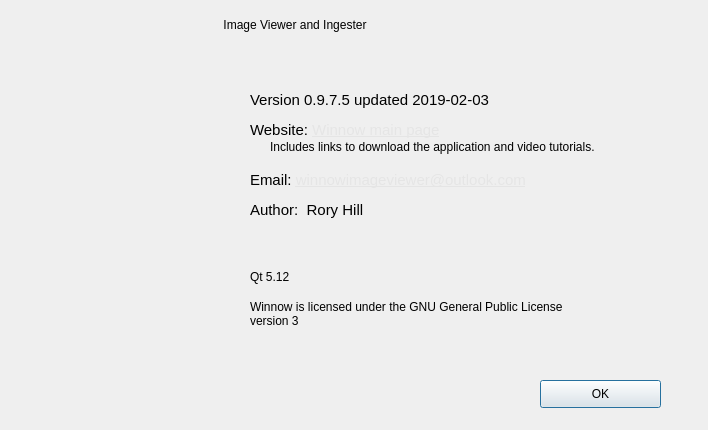
This is Dialogs/aboutdlg.ui in towhee/Winnow64 as Qt 5 draws it before an edit. The edited form follows.
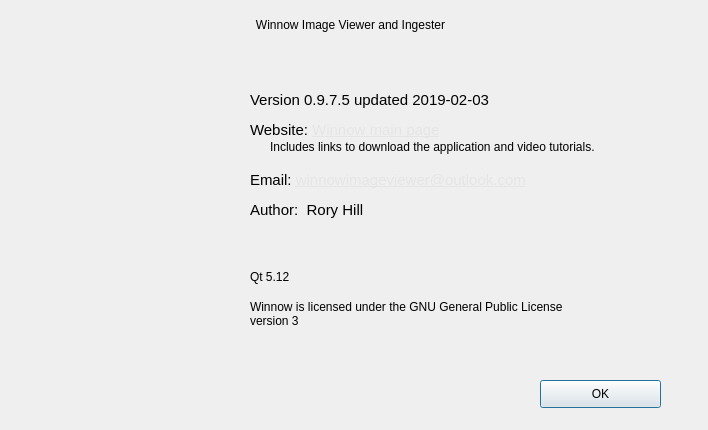
This is the edited form. Icons and pictures are not drawn.

What changed in the file:
```diff
--- a/Dialogs/aboutdlg.ui
+++ b/Dialogs/aboutdlg.ui
@@ -56,7 +56,7 @@
     <rect>
      <x>0</x>
      <y>0</y>
-     <width>590</width>
+     <width>701</width>
      <height>50</height>
     </rect>
    </property>
@@ -65,7 +65,7 @@
 </string>
    </property>
    <property name="text">
-    <string>Image Viewer and Ingester</string>
+    <string>Winnow Image Viewer and Ingester</string>
    </property>
    <property name="alignment">
     <set>Qt::AlignCenter</set>
```
